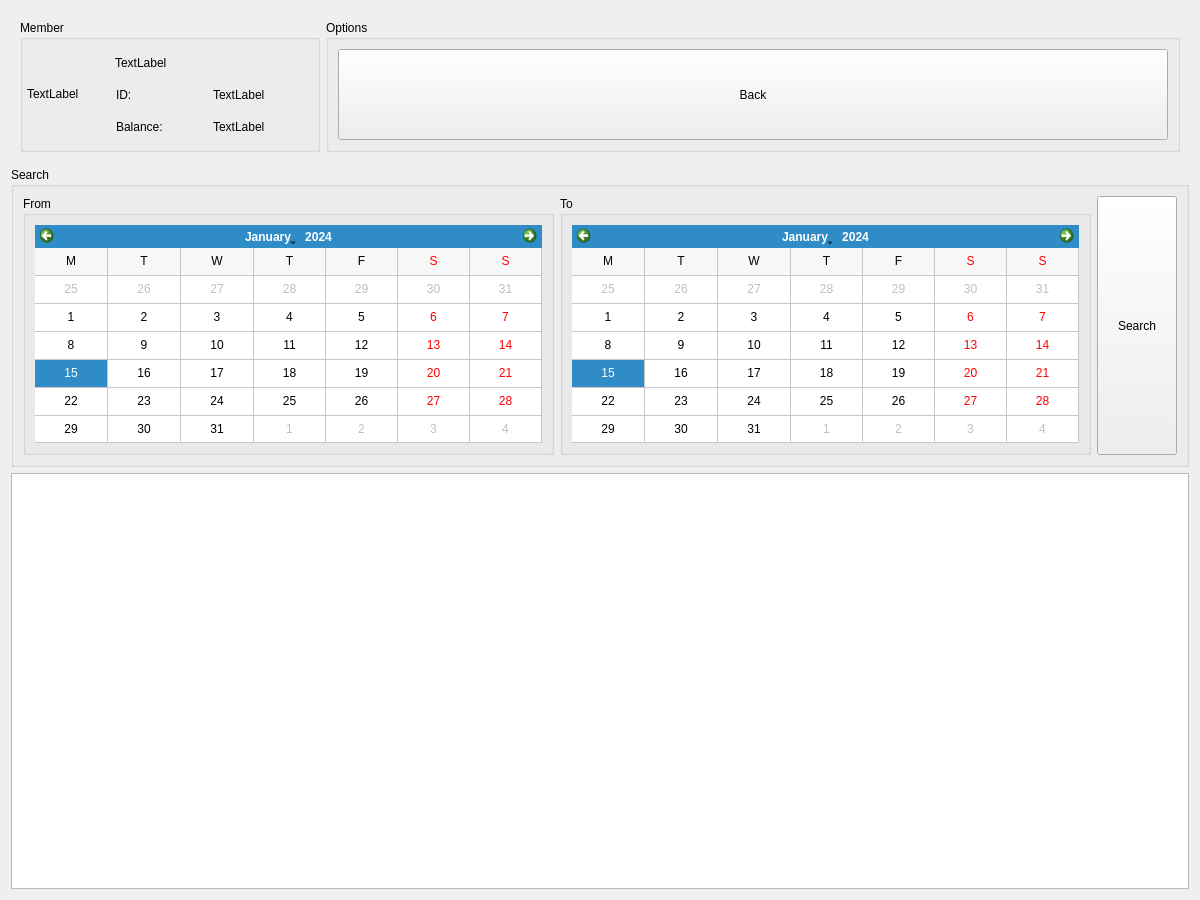
Above: penyamanager/accountview.ui from eguzki/penyamanager before the change. Below: the same form after it.
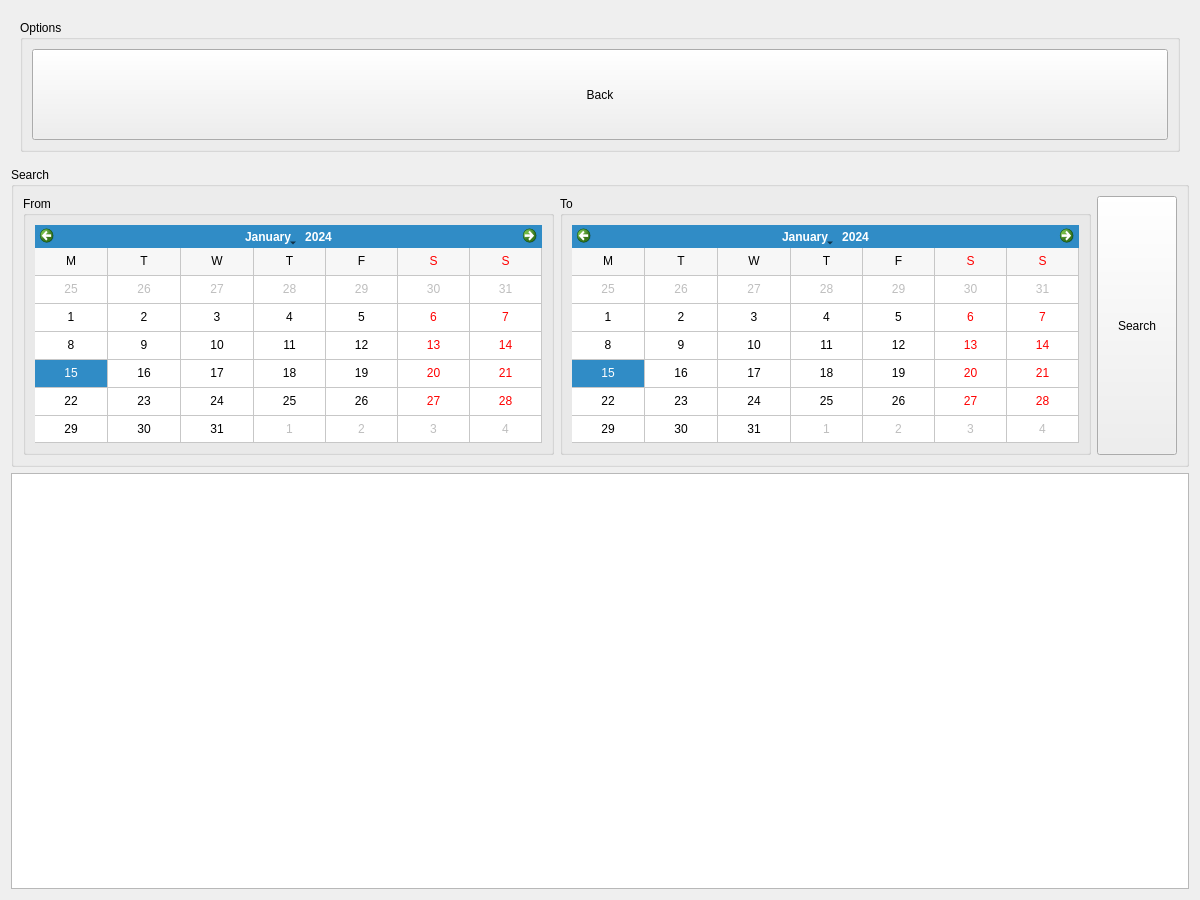
That is the form after the change.

Commit message: [FEATURE] invoice detail from member invoice list

What changed in the file:
```diff
--- a/penyamanager/accountview.ui
+++ b/penyamanager/accountview.ui
@@ -35,159 +35,6 @@
       </size>
      </property>
      <layout class="QHBoxLayout" name="horizontalLayout">
-      <item>
-       <widget class="QGroupBox" name="memberGroupBox">
-        <property name="minimumSize">
-         <size>
-          <width>300</width>
-          <height>0</height>
-         </size>
-        </property>
-        <property name="maximumSize">
-         <size>
-          <width>300</width>
-          <height>16777215</height>
-         </size>
-        </property>
-        <property name="title">
-         <string>Member</string>
-        </property>
-        <layout class="QHBoxLayout" name="horizontalLayout_3">
-         <property name="spacing">
-          <number>4</number>
-         </property>
-         <property name="leftMargin">
-          <number>4</number>
-         </property>
-         <property name="topMargin">
-          <number>4</number>
-         </property>
-         <property name="rightMargin">
-          <number>4</number>
-         </property>
-         <property name="bottomMargin">
-          <number>4</number>
-         </property>
-         <item>
-          <widget class="QLabel" name="memberImage">
-           <property name="minimumSize">
-            <size>
-             <width>80</width>
-             <height>80</height>
-            </size>
-           </property>
-           <property name="maximumSize">
-            <size>
-             <width>80</width>
-             <height>80</height>
-            </size>
-           </property>
-           <property name="text">
-            <string>TextLabel</string>
-           </property>
-          </widget>
-         </item>
-         <item>
-          <widget class="QWidget" name="memberView" native="true">
-           <layout class="QVBoxLayout" name="verticalLayout_2">
-            <property name="spacing">
-             <number>3</number>
-            </property>
-            <property name="leftMargin">
-             <number>4</number>
-            </property>
-            <property name="topMargin">
-             <number>4</number>
-            </property>
-            <property name="rightMargin">
-             <number>4</number>
-            </property>
-            <property name="bottomMargin">
-             <number>4</number>
-            </property>
-            <item>
-             <widget class="QLabel" name="memberNameLabel">
-              <property name="text">
-               <string>TextLabel</string>
-              </property>
-             </widget>
-            </item>
-            <item>
-             <widget class="QWidget" name="memberIdWidget" native="true">
-              <layout class="QHBoxLayout" name="horizontalLayout_4">
-               <property name="spacing">
-                <number>1</number>
-               </property>
-               <property name="leftMargin">
-                <number>1</number>
-               </property>
-               <property name="topMargin">
-                <number>1</number>
-               </property>
-               <property name="rightMargin">
-                <number>1</number>
-               </property>
-               <property name="bottomMargin">
-                <number>1</number>
-               </property>
-               <item>
-                <widget class="QLabel" name="memberIdLabel">
-                 <property name="text">
-                  <string>ID:</string>
-                 </property>
-                </widget>
-               </item>
-               <item>
-                <widget class="QLabel" name="memberIdInfo">
-                 <property name="text">
-                  <string>TextLabel</string>
-                 </property>
-                </widget>
-               </item>
-              </layout>
-             </widget>
-            </item>
-            <item>
-             <widget class="QWidget" name="memberAccountWidget" native="true">
-              <layout class="QHBoxLayout" name="horizontalLayout_5">
-               <property name="spacing">
-                <number>1</number>
-               </property>
-               <property name="leftMargin">
-                <number>1</number>
-               </property>
-               <property name="topMargin">
-                <number>1</number>
-               </property>
-               <property name="rightMargin">
-                <number>1</number>
-               </property>
-               <property name="bottomMargin">
-                <number>1</number>
-               </property>
-               <item>
-                <widget class="QLabel" name="memberBalanceLabel">
-                 <property name="text">
-                  <string>Balance:</string>
-                 </property>
-                </widget>
-               </item>
-               <item>
-                <widget class="QLabel" name="memberBalanceInfo">
-                 <property name="text">
-                  <string>TextLabel</string>
-                 </property>
-                </widget>
-               </item>
-              </layout>
-             </widget>
-            </item>
-           </layout>
-          </widget>
-         </item>
-        </layout>
-       </widget>
-      </item>
       <item>
        <widget class="QGroupBox" name="optionsGroupBox">
         <property name="title">
```
Left out of the diff: 3 changed lines with no effect on the pictures. The commit also changes 35 other files.
